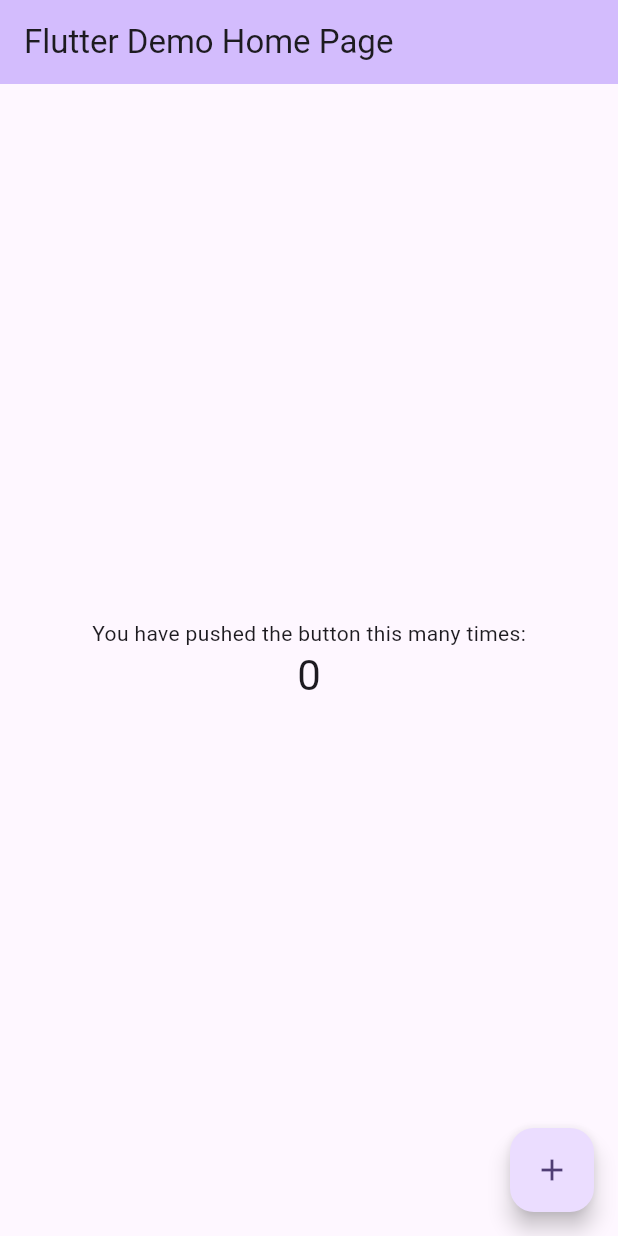
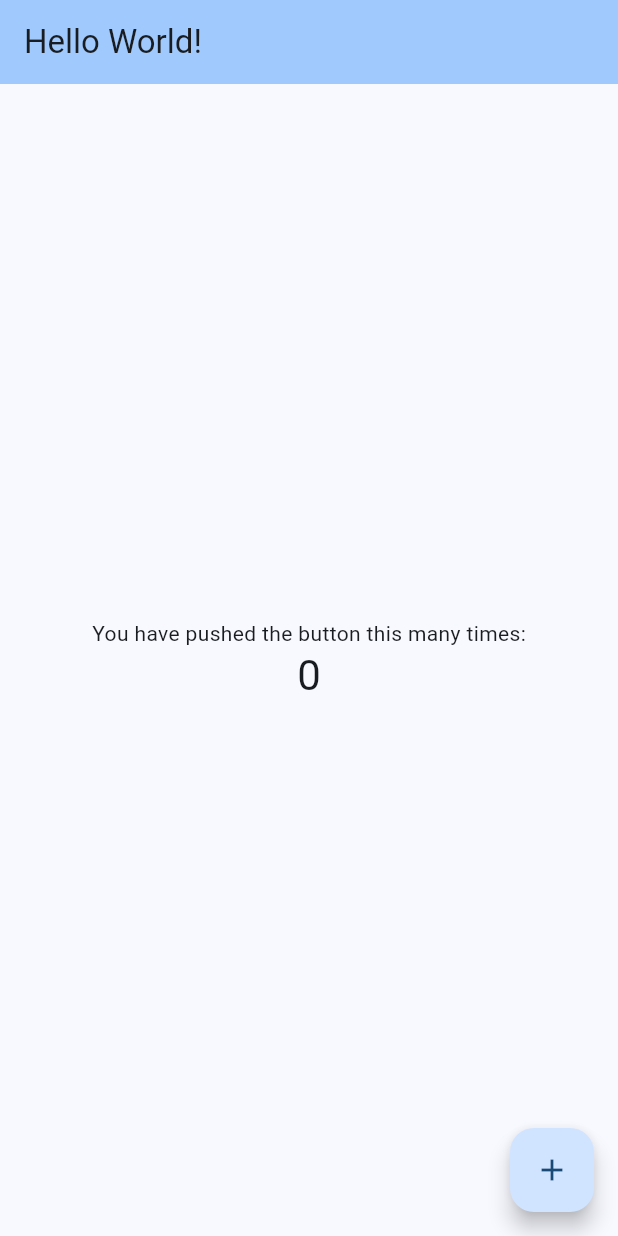
Before and after one commit to taniocom/cmru_app, a Flutter app: the screen it shows after launch, on a phone screen of 412 x 824 dp. Run offline on Flutter 3.47's test engine with Material 3 defaults, Android fonts, the phone set to English and light mode, and no system bars.

Commit message:
delete comment

```diff
--- a/lib/main.dart
+++ b/lib/main.dart
@@ -11,42 +11,18 @@ class MyApp extends StatelessWidget {
   @override
   Widget build(BuildContext context) {
     return MaterialApp(
-      title: 'Flutter Demo',
+      title: 'CMRU APP',
       theme: ThemeData(
-        // This is the theme of your application.
-        //
-        // TRY THIS: Try running your application with "flutter run". You'll see
-        // the application has a purple toolbar. Then, without quitting the app,
-        // try changing the seedColor in the colorScheme below to Colors.green
-        // and then invoke "hot reload" (save your changes or press the "hot
-        // reload" button in a Flutter-supported IDE, or press "r" if you used
-        // the command line to start the app).
-        //
-        // Notice that the counter didn't reset back to zero; the application
-        // state is not lost during the reload. To reset the state, use hot
-        // restart instead.
-        //
-        // This works for code too, not just values: Most code changes can be
-        // tested with just a hot reload.
-        colorScheme: ColorScheme.fromSeed(seedColor: Colors.deepPurple),
+        colorScheme: ColorScheme.fromSeed(seedColor: Colors.blue),
         useMaterial3: true,
       ),
-      home: const MyHomePage(title: 'Flutter Demo Home Page'),
+      home: const MyHomePage(title: 'Hello World!'),
     );
   }
 }
 
 class MyHomePage extends StatefulWidget {
   const MyHomePage({super.key, required this.title});
-
-  // This widget is the home page of your application. It is stateful, meaning
-  // that it has a State object (defined below) that contains fields that affect
-  // how it looks.
-
-  // This class is the configuration for the state. It holds the values (in this
-  // case the title) provided by the parent (in this case the App widget) and
-  // used by the build method of the State. Fields in a Widget subclass are
-  // always marked "final".
 
   final String title;
 
@@ -59,50 +35,19 @@ class _MyHomePageState extends State<MyHomePage> {
 
   void _incrementCounter() {
     setState(() {
-      // This call to setState tells the Flutter framework that something has
-      // changed in this State, which causes it to rerun the build method below
-      // so that the display can reflect the updated values. If we changed
-      // _counter without calling setState(), then the build method would not be
-      // called again, and so nothing would appear to happen.
       _counter++;
     });
   }
 
   @override
   Widget build(BuildContext context) {
-    // This method is rerun every time setState is called, for instance as done
-    // by the _incrementCounter method above.
-    //
-    // The Flutter framework has been optimized to make rerunning build methods
-    // fast, so that you can just rebuild anything that needs updating rather
-    // than having to individually change instances of widgets.
     return Scaffold(
       appBar: AppBar(
-        // TRY THIS: Try changing the color here to a specific color (to
-        // Colors.amber, perhaps?) and trigger a hot reload to see the AppBar
-        // change color while the other colors stay the same.
         backgroundColor: Theme.of(context).colorScheme.inversePrimary,
-        // Here we take the value from the MyHomePage object that was created by
-        // the App.build method, and use it to set our appbar title.
         title: Text(widget.title),
       ),
       body: Center(
-        // Center is a layout widget. It takes a single child and positions it
-        // in the middle of the parent.
         child: Column(
-          // Column is also a layout widget. It takes a list of children and
-          // arranges them vertically. By default, it sizes itself to fit its
-          // children horizontally, and tries to be as tall as its parent.
-          //
-          // Column has various properties to control how it sizes itself and
-          // how it positions its children. Here we use mainAxisAlignment to
-          // center the children vertically; the main axis here is the vertical
-          // axis because Columns are vertical (the cross axis would be
-          // horizontal).
-          //
-          // TRY THIS: Invoke "debug painting" (choose the "Toggle Debug Paint"
-          // action in the IDE, or press "p" in the console), to see the
-          // wireframe for each widget.
           mainAxisAlignment: MainAxisAlignment.center,
           children: <Widget>[
             const Text(
```
